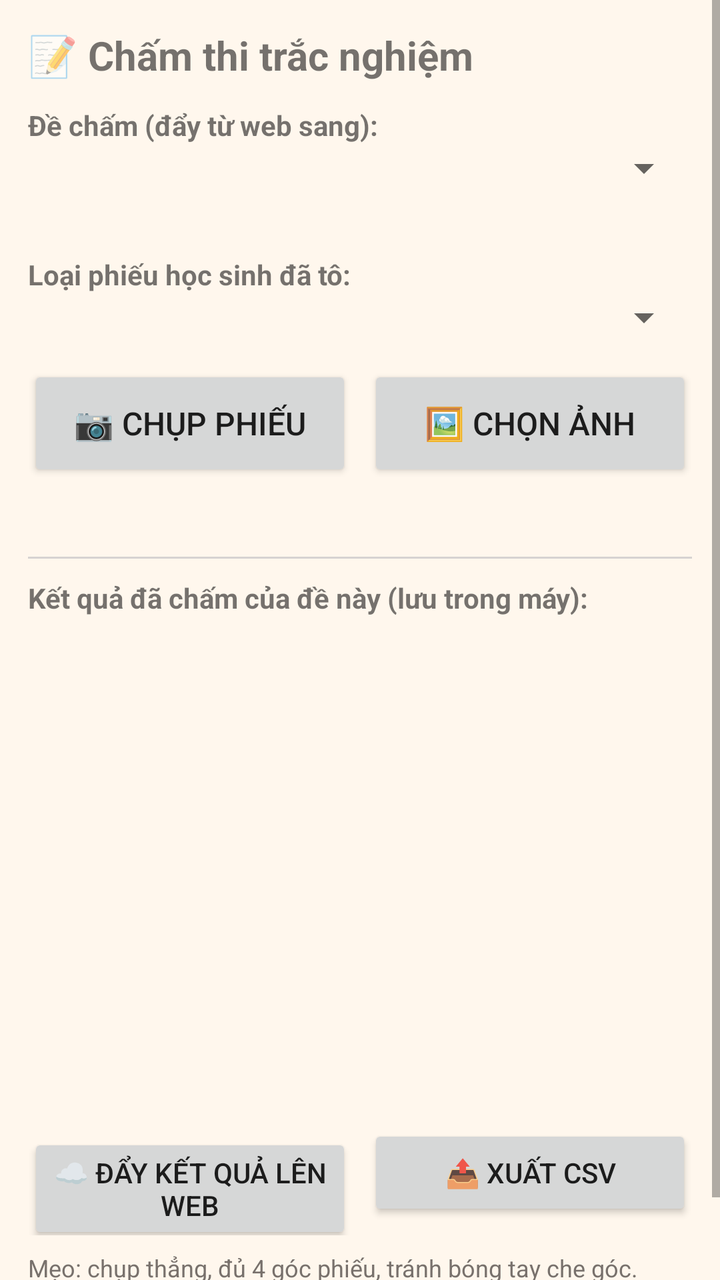
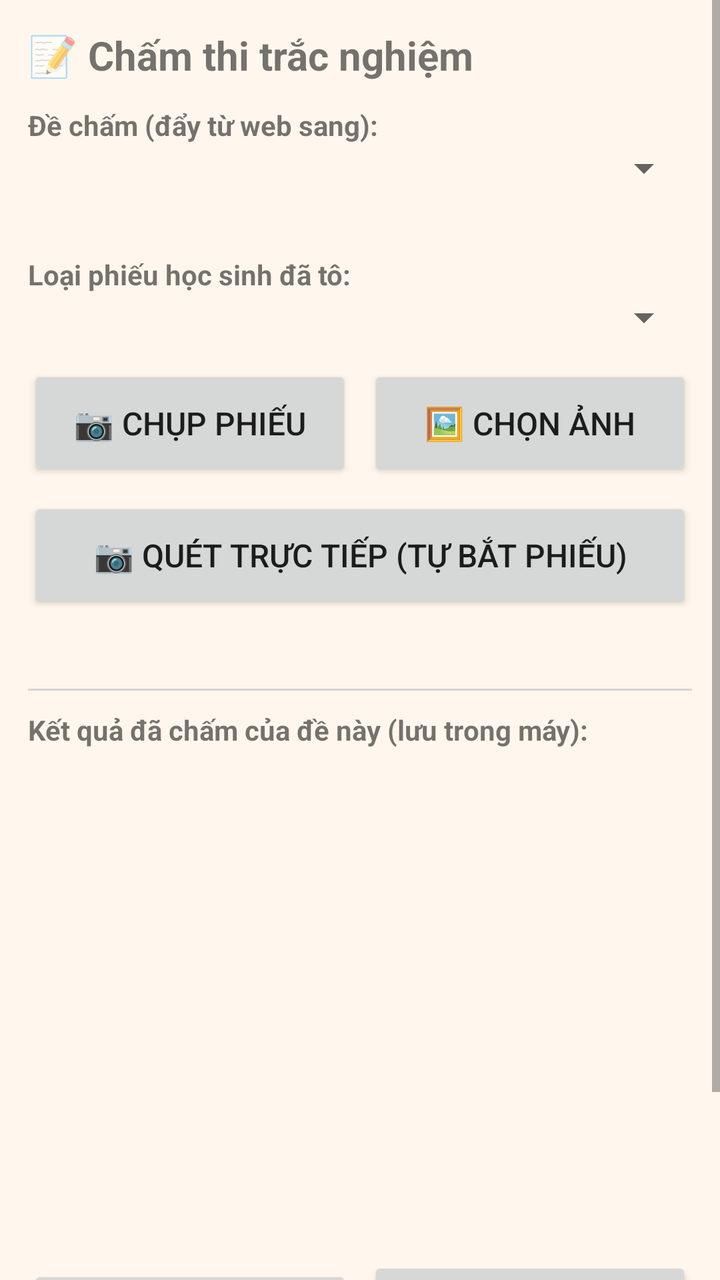

The first picture is an Android layout as it rendered before a commit; the second is the same layout after the commit. The layout source and the unified diff follow.
<!-- AndroidManifest.xml: application theme Theme.SaoBay -->
<!-- res/layout/activity_grader.xml -->
<?xml version="1.0" encoding="utf-8"?>
<ScrollView xmlns:android="http://schemas.android.com/apk/res/android"
    android:layout_width="match_parent"
    android:layout_height="match_parent"
    android:background="#FFF7ED">

    <LinearLayout
        android:layout_width="match_parent"
        android:layout_height="wrap_content"
        android:orientation="vertical"
        android:padding="14dp">

        <TextView
            android:layout_width="match_parent"
            android:layout_height="wrap_content"
            android:text="📝 Chấm thi trắc nghiệm"
            android:textSize="20sp"
            android:textStyle="bold" />

        <TextView
            android:layout_width="match_parent"
            android:layout_height="wrap_content"
            android:layout_marginTop="12dp"
            android:text="Đề chấm (đẩy từ web sang):"
            android:textStyle="bold" />

        <Spinner
            android:id="@+id/spExam"
            android:layout_width="match_parent"
            android:layout_height="wrap_content" />

        <TextView
            android:id="@+id/tvExamInfo"
            android:layout_width="match_parent"
            android:layout_height="wrap_content"
            android:layout_marginTop="4dp"
            android:textColor="#57534E"
            android:textSize="13sp" />

        <TextView
            android:layout_width="match_parent"
            android:layout_height="wrap_content"
            android:layout_marginTop="10dp"
            android:text="Loại phiếu học sinh đã tô:"
            android:textStyle="bold" />

        <Spinner
            android:id="@+id/spSheet"
            android:layout_width="match_parent"
            android:layout_height="wrap_content" />

        <LinearLayout
            android:layout_width="match_parent"
            android:layout_height="wrap_content"
            android:layout_marginTop="12dp"
            android:orientation="horizontal">

            <Button
                android:id="@+id/btnCamera"
                android:layout_width="0dp"
                android:layout_height="58dp"
                android:layout_weight="1"
                android:text="📷 Chụp phiếu"
                android:textSize="16sp" />

            <Button
                android:id="@+id/btnGallery"
                android:layout_width="0dp"
                android:layout_height="58dp"
                android:layout_marginStart="8dp"
                android:layout_weight="1"
                android:text="🖼 Chọn ảnh"
                android:textSize="16sp" />
        </LinearLayout>

        <TextView
            android:id="@+id/tvGradeStatus"
            android:layout_width="match_parent"
            android:layout_height="wrap_content"
            android:layout_marginTop="8dp"
            android:textColor="#57534E"
            android:textSize="13sp" />

        <View
            android:layout_width="match_parent"
            android:layout_height="1dp"
            android:layout_marginTop="12dp"
            android:background="#D6D3D1" />

        <TextView
            android:layout_width="match_parent"
            android:layout_height="wrap_content"
            android:layout_marginTop="10dp"
            android:text="Kết quả đã chấm của đề này (lưu trong máy):"
            android:textStyle="bold" />

        <ListView
            android:id="@+id/lvResults"
            android:layout_width="match_parent"
            android:layout_height="240dp"
            android:layout_marginTop="6dp" />

        <LinearLayout
            android:layout_width="match_parent"
            android:layout_height="wrap_content"
            android:layout_marginTop="8dp"
            android:orientation="horizontal">

            <Button
                android:id="@+id/btnUploadAll"
                android:layout_width="0dp"
                android:layout_height="wrap_content"
                android:layout_weight="1"
                android:text="☁️ Đẩy kết quả lên web" />

            <Button
                android:id="@+id/btnCsv"
                android:layout_width="0dp"
                android:layout_height="wrap_content"
                android:layout_marginStart="8dp"
                android:layout_weight="1"
                android:text="📤 Xuất CSV" />
        </LinearLayout>

        <TextView
            android:layout_width="match_parent"
            android:layout_height="wrap_content"
            android:layout_marginTop="8dp"
            android:text="Mẹo: chụp thẳng, đủ 4 góc phiếu, tránh bóng tay che góc. Chấm ngay trên máy — không cần mạng. Chạm giữ 1 kết quả để xoá."
            android:textColor="#78716C"
            android:textSize="12sp" />
    </LinearLayout>
</ScrollView>
<!-- resources referenced by this layout -->
<resources>
  <style name="Theme.SaoBay" parent="android:Theme.Material.Light.NoActionBar">
          <item name="android:windowBackground">#FFF7ED</item>
          <item name="android:statusBarColor">#7C3AED</item>
      </style>
</resources>

<!-- the commit's change to res/layout/activity_grader.xml (unified diff, before → after) -->
@@ -1,8 +1,20 @@
 <?xml version="1.0" encoding="utf-8"?>
-<ScrollView xmlns:android="http://schemas.android.com/apk/res/android"
+<LinearLayout xmlns:android="http://schemas.android.com/apk/res/android"
     android:layout_width="match_parent"
     android:layout_height="match_parent"
+    android:orientation="vertical"
     android:background="#FFF7ED">
+
+    <LinearLayout
+        android:id="@+id/navStripGrader"
+        android:layout_width="match_parent"
+        android:layout_height="wrap_content"
+        android:orientation="vertical" />
+
+    <ScrollView
+        android:layout_width="match_parent"
+        android:layout_height="0dp"
+        android:layout_weight="1">
 
     <LinearLayout
         android:layout_width="match_parent"
@@ -73,6 +85,14 @@
                 android:textSize="16sp" />
         </LinearLayout>
 
+        <Button
+            android:id="@+id/btnLiveScan"
+            android:layout_width="match_parent"
+            android:layout_height="58dp"
+            android:layout_marginTop="8dp"
+            android:text="📷 Quét trực tiếp (tự bắt phiếu)"
+            android:textSize="16sp" />
+
         <TextView
             android:id="@+id/tvGradeStatus"
             android:layout_width="match_parent"
@@ -131,3 +151,4 @@
             android:textSize="12sp" />
     </LinearLayout>
 </ScrollView>
+</LinearLayout>
